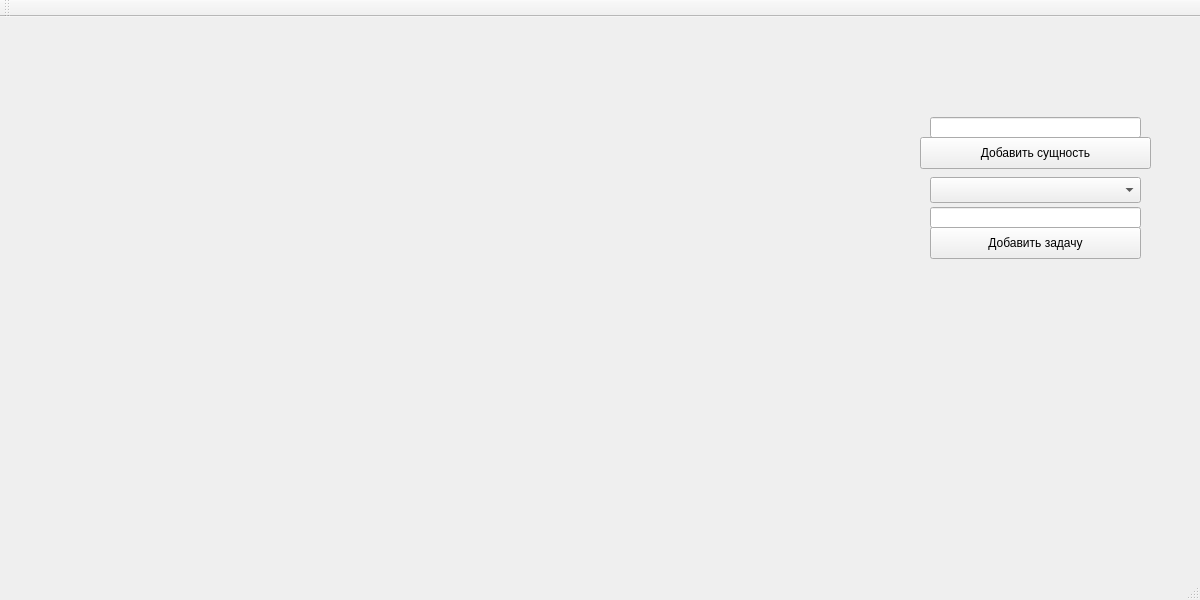
Before: the Qt Designer form mainwindow.ui in farmatholin/mdp-sequence-0303, drawn with Qt 5.
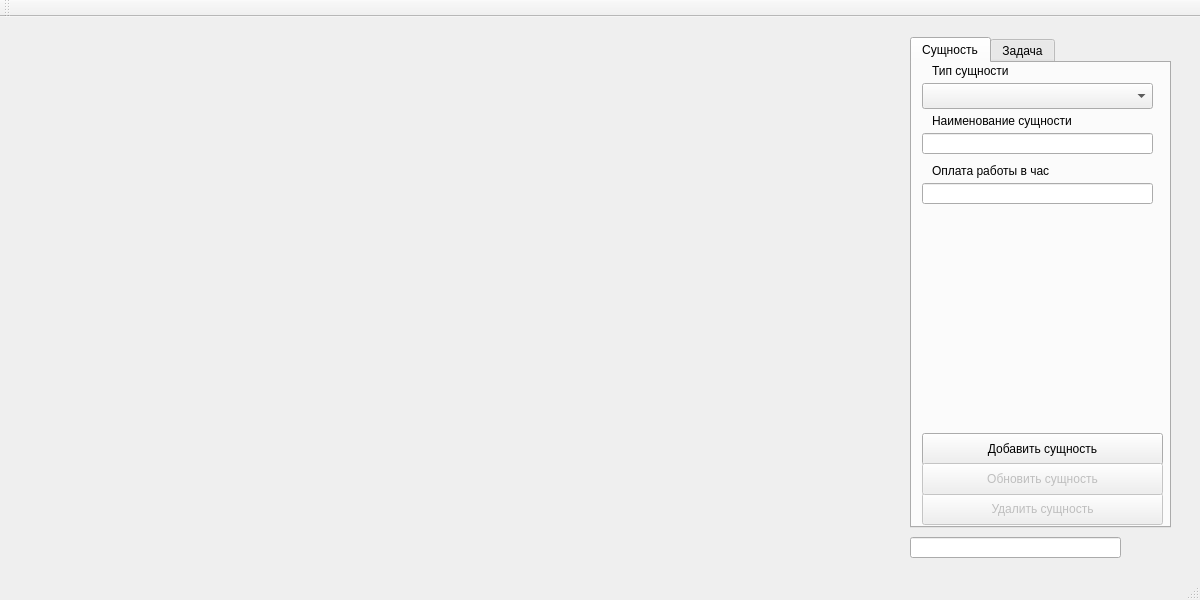
After: the same form once the commit is applied. The open tabs and pages were chosen to show the change.

Commit message: Create, edit entities; UI for work

```diff
--- a/mainwindow.ui
+++ b/mainwindow.ui
@@ -26,19 +26,6 @@
    <string>MainWindow</string>
   </property>
   <widget class="QWidget" name="centralWidget">
-   <widget class="QPushButton" name="addEntityButton">
-    <property name="geometry">
-     <rect>
-      <x>920</x>
-      <y>120</y>
-      <width>231</width>
-      <height>32</height>
-     </rect>
-    </property>
-    <property name="text">
-     <string>Добавить сущность</string>
-    </property>
-   </widget>
    <widget class="QWidget" name="widget" native="true">
     <property name="geometry">
      <rect>
@@ -49,49 +36,261 @@
      </rect>
     </property>
    </widget>
-   <widget class="QLineEdit" name="entityNameEdit">
+   <widget class="QTabWidget" name="tabWidget">
     <property name="geometry">
      <rect>
-      <x>930</x>
-      <y>100</y>
-      <width>211</width>
-      <height>21</height>
+      <x>910</x>
+      <y>20</y>
+      <width>261</width>
+      <height>491</height>
      </rect>
     </property>
-   </widget>
-   <widget class="QComboBox" name="entitySelector">
-    <property name="geometry">
-     <rect>
-      <x>930</x>
-      <y>160</y>
-      <width>211</width>
-      <height>26</height>
-     </rect>
+    <property name="currentIndex">
+     <number>1</number>
     </property>
+    <widget class="QWidget" name="entityTab">
+     <attribute name="title">
+      <string>Сущность</string>
+     </attribute>
+     <widget class="QComboBox" name="entitySelector">
+      <property name="geometry">
+       <rect>
+        <x>10</x>
+        <y>20</y>
+        <width>231</width>
+        <height>26</height>
+       </rect>
+      </property>
+     </widget>
+     <widget class="QPushButton" name="addEntityButton">
+      <property name="geometry">
+       <rect>
+        <x>10</x>
+        <y>370</y>
+        <width>241</width>
+        <height>32</height>
+       </rect>
+      </property>
+      <property name="text">
+       <string>Добавить сущность</string>
+      </property>
+      <property name="flat">
+       <bool>false</bool>
+      </property>
+     </widget>
+     <widget class="QLabel" name="label">
+      <property name="geometry">
+       <rect>
+        <x>20</x>
+        <y>0</y>
+        <width>221</width>
+        <height>16</height>
+       </rect>
+      </property>
+      <property name="text">
+       <string>Тип сущности</string>
+      </property>
+     </widget>
+     <widget class="QLabel" name="label_2">
+      <property name="geometry">
+       <rect>
+        <x>20</x>
+        <y>50</y>
+        <width>221</width>
+        <height>16</height>
+       </rect>
+      </property>
+      <property name="text">
+       <string>Наименование сущности</string>
+      </property>
+     </widget>
+     <widget class="QLineEdit" name="entityName">
+      <property name="geometry">
+       <rect>
+        <x>10</x>
+        <y>70</y>
+        <width>231</width>
+        <height>21</height>
+       </rect>
+      </property>
+     </widget>
+     <widget class="QLabel" name="label_3">
+      <property name="geometry">
+       <rect>
+        <x>20</x>
+        <y>100</y>
+        <width>221</width>
+        <height>16</height>
+       </rect>
+      </property>
+      <property name="text">
+       <string>Оплата работы в час</string>
+      </property>
+     </widget>
+     <widget class="QLineEdit" name="priceEntity">
+      <property name="geometry">
+       <rect>
+        <x>10</x>
+        <y>120</y>
+        <width>231</width>
+        <height>21</height>
+       </rect>
+      </property>
+     </widget>
+     <widget class="QPushButton" name="deleteEntityButton">
+      <property name="enabled">
+       <bool>false</bool>
+      </property>
+      <property name="geometry">
+       <rect>
+        <x>10</x>
+        <y>430</y>
+        <width>241</width>
+        <height>32</height>
+       </rect>
+      </property>
+      <property name="text">
+       <string>Удалить сущность</string>
+      </property>
+     </widget>
+     <widget class="QPushButton" name="updateEntityButton">
+      <property name="enabled">
+       <bool>false</bool>
+      </property>
+      <property name="geometry">
+       <rect>
+        <x>10</x>
+        <y>400</y>
+        <width>241</width>
+        <height>32</height>
+       </rect>
+      </property>
+      <property name="text">
+       <string>Обновить сущность</string>
+      </property>
+     </widget>
+    </widget>
+    <widget class="QWidget" name="workTab">
+     <attribute name="title">
+      <string>Задача</string>
+     </attribute>
+     <widget class="QComboBox" name="fromEntitySelector">
+      <property name="geometry">
+       <rect>
+        <x>10</x>
+        <y>30</y>
+        <width>231</width>
+        <height>26</height>
+       </rect>
+      </property>
+     </widget>
+     <widget class="QComboBox" name="toEntitySelector">
+      <property name="geometry">
+       <rect>
+        <x>10</x>
+        <y>80</y>
+        <width>231</width>
+        <height>26</height>
+       </rect>
+      </property>
+     </widget>
+     <widget class="QLabel" name="label_4">
+      <property name="geometry">
+       <rect>
+        <x>20</x>
+        <y>10</y>
+        <width>131</width>
+        <height>16</height>
+       </rect>
+      </property>
+      <property name="text">
+       <string>От сущности</string>
+      </property>
+     </widget>
+     <widget class="QLabel" name="label_5">
+      <property name="geometry">
+       <rect>
+        <x>20</x>
+        <y>60</y>
+        <width>161</width>
+        <height>16</height>
+       </rect>
+      </property>
+      <property name="text">
+       <string>К сущности</string>
+      </property>
+     </widget>
+     <widget class="QLabel" name="label_6">
+      <property name="geometry">
+       <rect>
+        <x>20</x>
+        <y>110</y>
+        <width>201</width>
+        <height>16</height>
+       </rect>
+      </property>
+      <property name="text">
+       <string>Наименование задачи</string>
+      </property>
+     </widget>
+     <widget class="QLineEdit" name="workNameEdit">
+      <property name="geometry">
+       <rect>
+        <x>10</x>
+        <y>130</y>
+        <width>231</width>
+        <height>21</height>
+       </rect>
+      </property>
+     </widget>
+     <widget class="QLabel" name="label_7">
+      <property name="geometry">
+       <rect>
+        <x>20</x>
+        <y>160</y>
+        <width>171</width>
+        <height>16</height>
+       </rect>
+      </property>
+      <property name="text">
+       <string>Описание задачи</string>
+      </property>
+     </widget>
+     <widget class="QPlainTextEdit" name="plainTextEdit">
+      <property name="geometry">
+       <rect>
+        <x>10</x>
+        <y>180</y>
+        <width>231</width>
+        <height>151</height>
+       </rect>
+      </property>
+     </widget>
+     <widget class="QPushButton" name="addTaskButton">
+      <property name="geometry">
+       <rect>
+        <x>10</x>
+        <y>390</y>
+        <width>231</width>
+        <height>32</height>
+       </rect>
+      </property>
+      <property name="text">
+       <string>Добавить задачу</string>
+      </property>
+     </widget>
+    </widget>
    </widget>
    <widget class="QLineEdit" name="taskNameEdit">
     <property name="geometry">
      <rect>
-      <x>930</x>
-      <y>190</y>
+      <x>910</x>
+      <y>520</y>
       <width>211</width>
       <height>21</height>
      </rect>
     </property>
    </widget>
-   <widget class="QPushButton" name="addTaskButton">
-    <property name="geometry">
-     <rect>
-      <x>930</x>
-      <y>210</y>
-      <width>211</width>
-      <height>32</height>
-     </rect>
-    </property>
-    <property name="text">
-     <string>Добавить задачу</string>
-    </property>
-   </widget>
   </widget>
   <widget class="QMenuBar" name="menuBar">
    <property name="geometry">
```
The commit also changes 11 other files.
